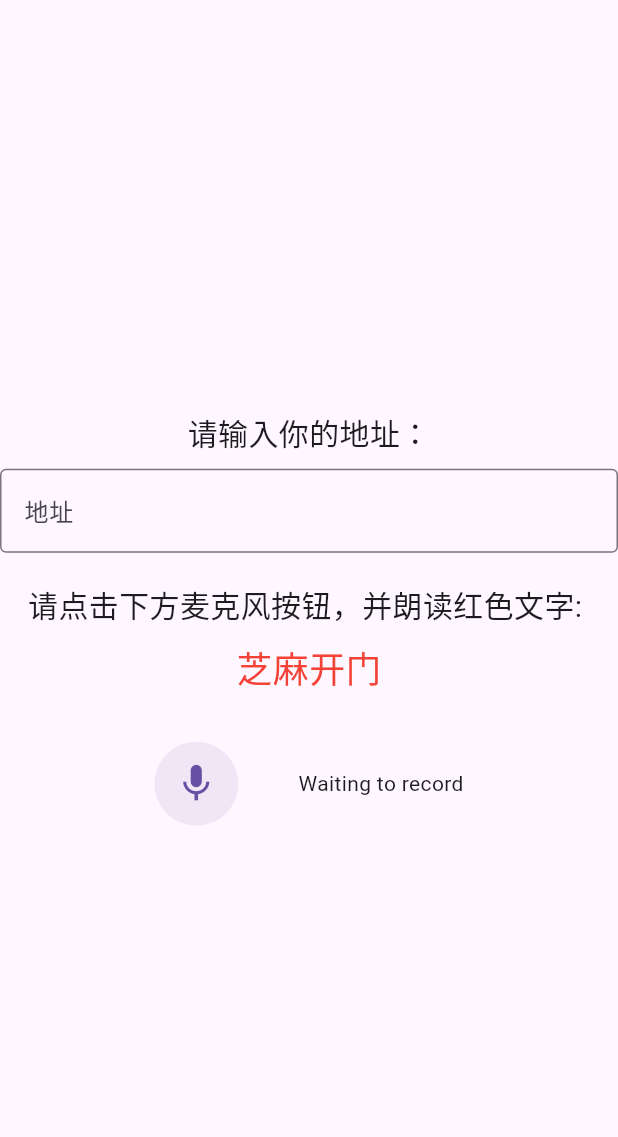
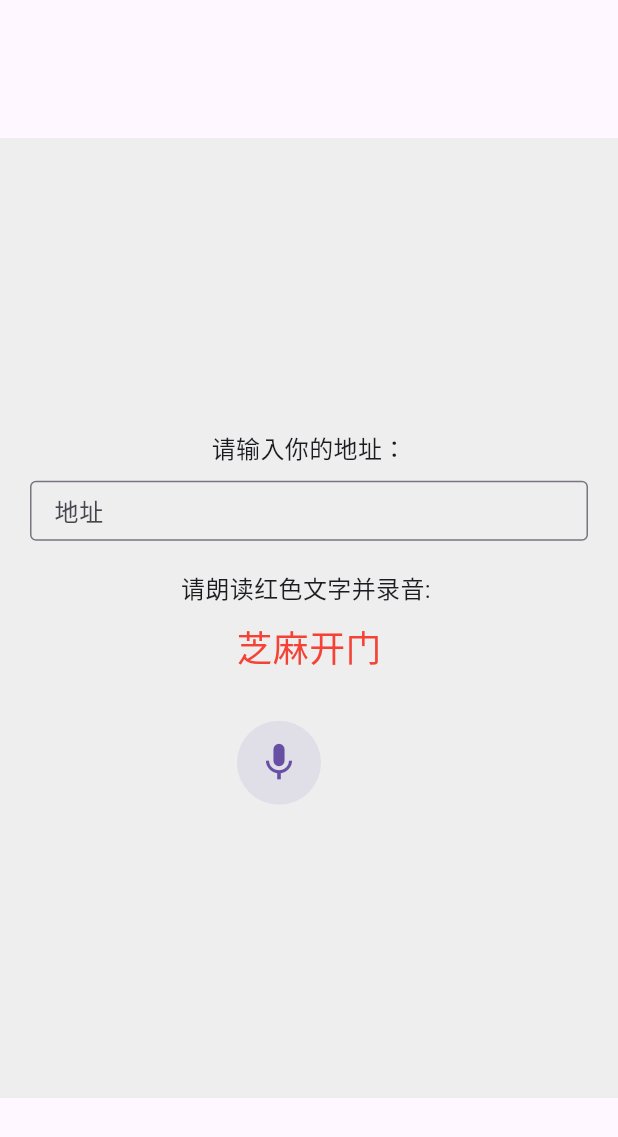
Before and after one commit to wchh/voice_uploader, a Flutter app: the screen it shows after launch, on a phone screen of 412 x 824 dp. Shown: the top 1137 px of the screen. Run offline on Flutter 3.47's test engine with Material 3 defaults, Android fonts, the phone set to English and light mode, and no system bars; our stand-ins replace audioplayers; missing offline and left inert: dart:html, record.

Commit message:
fix some errors

```diff
--- a/lib/audio_recorder.dart
+++ b/lib/audio_recorder.dart
@@ -67,7 +67,7 @@ class _RecorderState extends State<Recorder> with AudioRecorderMixin {
         // debugPrint(devs.toString());
 
         const config =
-            RecordConfig(encoder: encoder, numChannels: 1, bitRate: 1000 * 16);
+            RecordConfig(encoder: encoder, numChannels: 1, sampleRate: 16000);
 
         _recordDuration = 0;
         // Record to stream
@@ -223,7 +223,7 @@ class _RecorderState extends State<Recorder> with AudioRecorderMixin {
       return buildTimer();
     }
 
-    return const Text("Waiting to record");
+    return const Text("");
   }
 
   Widget buildTimer() {
--- a/lib/main.dart
+++ b/lib/main.dart
@@ -24,7 +24,8 @@ class _MyAppState extends State<MyApp> with AudioRecorderMixin, SaveAudioMixin {
   bool showPlayer = false;
   String? audioPath;
   final addressController = TextEditingController();
-  final String url = 'https://example.com/upload';
+  final String url = 'http://localhost/upload';
+  String uploadResult = '';
   // Timer? _timer;
   // final _buffer = <ByteData>[];
   // static const readLength = 1280;
@@ -44,29 +45,9 @@ class _MyAppState extends State<MyApp> with AudioRecorderMixin, SaveAudioMixin {
     // _buffer.clear();
   }
 
-  // void _startTimer() {
-  //   _timer?.cancel();
-  //   if (_buffer.isNotEmpty) {
-  //     _buffer.clear();
-  //   }
-  //   _readed = 0;
-
-  //   _timer = Timer.periodic(const Duration(microseconds: 40), (Timer t) {
-  //     if (_buffer.length >= _readed + readLength) {
-  //       final data = _buffer.sublist(_readed, readLength);
-  //       _readed += readLength;
-  //       // process data
-
-  //       if (_rstate == RecorderState.start) {
-  //         _rstate = RecorderState.continuing;
-  //       }
-  //     } else if (_rstate == RecorderState.stop) {
-  //       final data = _buffer.sublist(_readed, _buffer.length - _readed);
-  //     }
-  //   });
-  // }
-
-  Future<bool> _uploadAudio(String url, String address, Uint8List data) async {
+  Future<String> _uploadAudio(
+      String url, String address, Uint8List data) async {
+    debugPrint('上传音频数据, ${data.length}');
     // 创建一个URI，并添加address参数
     final uri = Uri.parse(url).replace(queryParameters: {'address': address});
 
@@ -74,6 +55,7 @@ class _MyAppState extends State<MyApp> with AudioRecorderMixin, SaveAudioMixin {
     final client = http.Client();
 
     // 发送数据
+    try {
       final response = await client.post(
         uri,
         body: data,
@@ -82,12 +64,17 @@ class _MyAppState extends State<MyApp> with AudioRecorderMixin, SaveAudioMixin {
         },
       );
 
-    if (response.statusCode == 200) {
-      return true;
-    } else {
+      if (response.statusCode != 200) {
         debugPrint('上传失败：${response.statusCode}');
-      return false;
+        return 'upload failed with status code ${response.statusCode}';
       }
+    } catch (e) {
+      debugPrint('上传失败：$e');
+      return 'upload failed with $e';
+    } finally {
+      client.close();
+    }
+    return 'upload success';
   }
 
   @override
@@ -95,6 +82,12 @@ class _MyAppState extends State<MyApp> with AudioRecorderMixin, SaveAudioMixin {
     return MaterialApp(
       home: Scaffold(
         body: Center(
+          child: Container(
+            color: Colors.grey[200],
+            padding: const EdgeInsets.all(20),
+            width: 800,
+            child: SizedBox(
+              height: 600,
               child: Column(
                 mainAxisAlignment: MainAxisAlignment.center,
                 crossAxisAlignment: CrossAxisAlignment.center, // 添加这一行
@@ -102,10 +95,11 @@ class _MyAppState extends State<MyApp> with AudioRecorderMixin, SaveAudioMixin {
                   Column(
                     mainAxisAlignment: MainAxisAlignment.center,
                     children: [
-                  const Text('请输入你的地址：', style: TextStyle(fontSize: 20)),
+                      const Text('请输入你的地址：', style: TextStyle(fontSize: 16)),
                       const SizedBox(height: 10),
                       SizedBox(
-                    width: 540,
+                        width: 500,
+                        height: 40,
                         child: TextField(
                           // 添加这个输入框
                           controller: addressController,
@@ -116,8 +110,8 @@ class _MyAppState extends State<MyApp> with AudioRecorderMixin, SaveAudioMixin {
                         ),
                       ),
                       const SizedBox(height: 20),
-                  const Text('请点击下方麦克风按钮，并朗读红色文字: ',
-                      style: TextStyle(fontSize: 20)),
+                      const Text('请朗读红色文字并录音: ',
+                          style: TextStyle(fontSize: 16)),
                       const SizedBox(height: 10),
                       const Text('芝麻开门',
                           style: TextStyle(color: Colors.red, fontSize: 24)),
@@ -161,7 +155,8 @@ class _MyAppState extends State<MyApp> with AudioRecorderMixin, SaveAudioMixin {
                       ? Column(
                           children: [
                             Padding(
-                          padding: const EdgeInsets.symmetric(horizontal: 25),
+                              padding:
+                                  const EdgeInsets.symmetric(horizontal: 25),
                               child: AudioPlayer(
                                 source: audioPath!,
                                 onDelete: () {
@@ -175,12 +170,16 @@ class _MyAppState extends State<MyApp> with AudioRecorderMixin, SaveAudioMixin {
                                 final buffer = await getFileData(audioPath!);
                                 final result = await _uploadAudio(
                                     url, addressController.text, buffer);
-                            if (!result) {
-                              debugPrint('上传失败');
-                            }
+                                setState(() {
+                                  uploadResult = result;
+                                });
                               },
                               child: const Text('发送录音'),
                             ),
+                            const SizedBox(
+                              height: 20,
+                            ),
+                            Text(uploadResult),
                           ],
                         )
                       : Container(),
@@ -188,6 +187,8 @@ class _MyAppState extends State<MyApp> with AudioRecorderMixin, SaveAudioMixin {
               ),
             ),
           ),
+        ),
+      ),
     );
   }
 }
--- a/lib/platform/audio_recorder_web.dart
+++ b/lib/platform/audio_recorder_web.dart
@@ -61,6 +61,8 @@ mixin SaveAudioMixin on AudioRecorderMixin {
     await reader.onLoadEnd.first;
     // 获取ArrayBuffer对象
     final data = reader.result as Uint8List;
+
+    downloadWebData(html.Url.createObjectUrl(html.Blob([data])));
     // 返回数据
     return data;
   }
```
Lines whose indentation alone changed are shown as unchanged.
